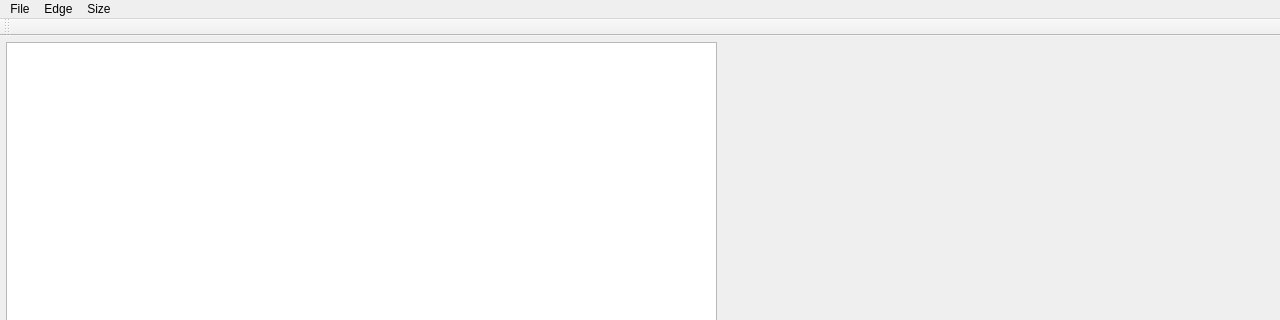
Qt form mainwindow.ui (cyj5230/magic-scissor) before a commit; both pictures show x 0 to 1280 and y 0 to 320 of the 1280 by 720 pixel window.
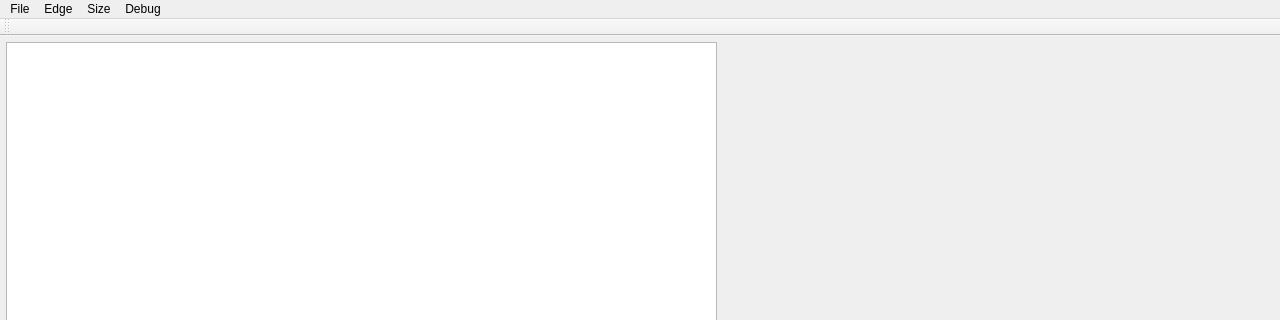
The same form after that commit.

Commit message: 2/4 debug modes done

What changed in the file:
```diff
--- a/mainwindow.ui
+++ b/mainwindow.ui
@@ -46,7 +46,7 @@
      <x>0</x>
      <y>0</y>
      <width>1280</width>
-     <height>17</height>
+     <height>26</height>
     </rect>
    </property>
    <widget class="QMenu" name="menuIntelligent_Scissor">
@@ -76,9 +76,19 @@
     <addaction name="actionSize_x1"/>
     <addaction name="actionSize_x2"/>
    </widget>
+   <widget class="QMenu" name="menuDebug">
+    <property name="title">
+     <string>Debug</string>
+    </property>
+    <addaction name="actionPixel_node"/>
+    <addaction name="actionCost_Graph"/>
+    <addaction name="actionPath_Tree"/>
+    <addaction name="actionMin_Path"/>
+   </widget>
    <addaction name="menuIntelligent_Scissor"/>
    <addaction name="menuEdge"/>
    <addaction name="menuSize"/>
+   <addaction name="menuDebug"/>
   </widget>
   <widget class="QToolBar" name="mainToolBar">
    <attribute name="toolBarArea">
```
Left out of the diff: 20 changed lines with no effect on the pictures. The commit also changes 5 other files.
